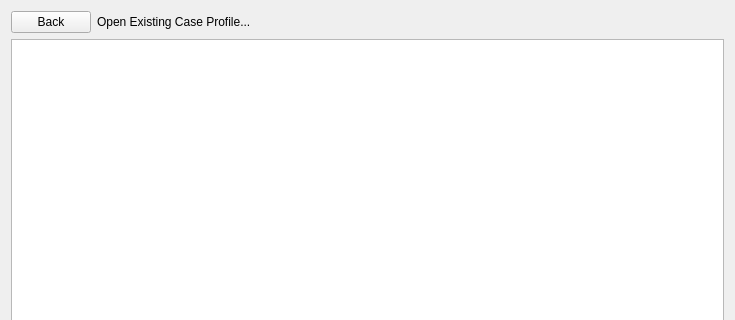
Qt form src/app/ui/ProfileMenu.ui (caden-maxwell/nhtsa-scrape) before a commit; both pictures show x 0 to 735 and y 0 to 320 of the 735 by 521 pixel window.
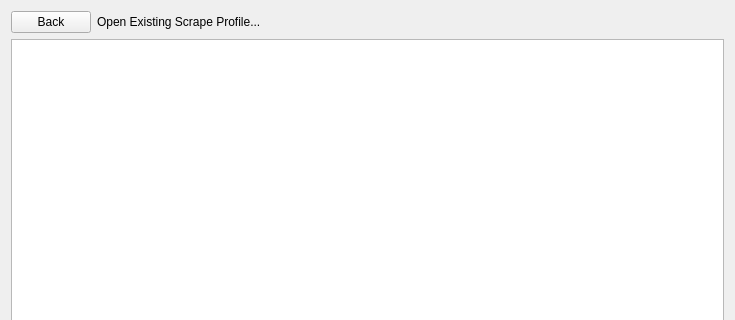
The same form after that commit.

Diff of the .ui file:
```diff
--- a/src/app/ui/ProfileMenu.ui
+++ b/src/app/ui/ProfileMenu.ui
@@ -26,7 +26,7 @@
      <item>
       <widget class="QLabel" name="mainTitle">
        <property name="text">
-        <string>Open Existing Case Profile...</string>
+        <string>Open Existing Scrape Profile...</string>
        </property>
       </widget>
      </item>
```
